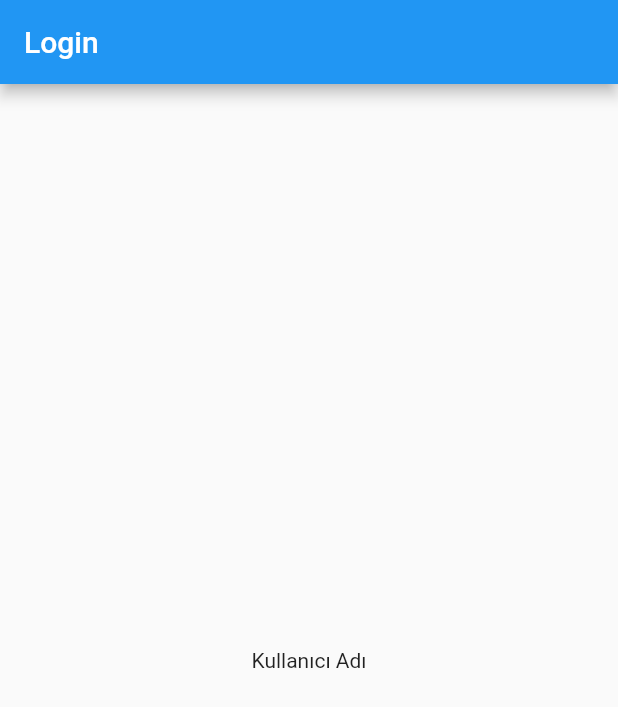
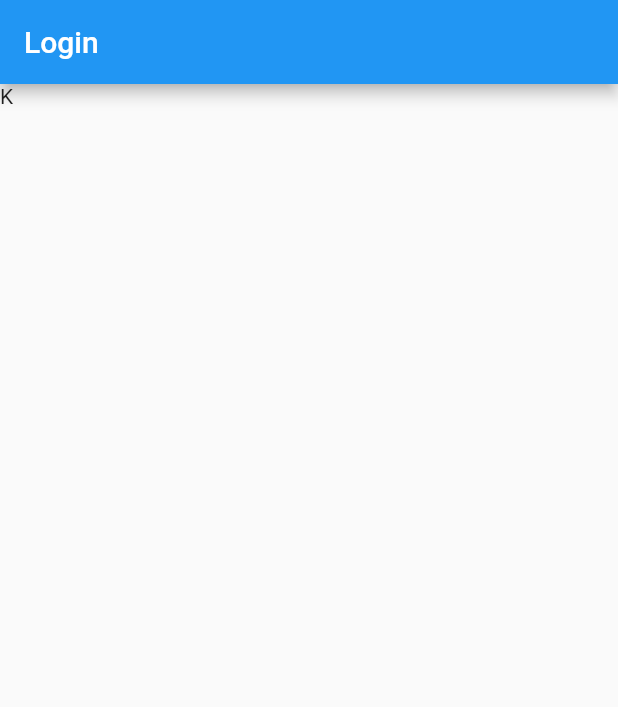
Before and after one commit to muratcakmaksoftware/flutterapp, a Flutter app: the screen it shows after launch, on a phone screen of 412 x 824 dp. Shown: the top 707 px of the screen. Run offline on Flutter 3.47's test engine with Material 2 defaults, Android fonts, the phone set to English and light mode, and no system bars.

Commit message:
Text eklendi
text eklendi

```diff
--- a/lib/main.dart
+++ b/lib/main.dart
@@ -1,6 +1,6 @@
 import 'package:flutter/material.dart';
 import './views/Home/home.dart';
-
+import  './views/Login/login.dart';
 void main() {
-  runApp(Home());
+  runApp(Login());
 }
--- /dev/null
+++ b/lib/views/Login/login.dart
@@ -0,0 +1,19 @@
+import 'package:flutter/material.dart';
+
+class Login extends StatelessWidget {
+  @override
+  Widget build(BuildContext context) {
+    return MaterialApp(
+      debugShowCheckedModeBanner: false,
+      home: Scaffold(
+        appBar: AppBar(
+          title: Text("Login"),
+        ),
+        body: Container(
+          child: Text("K"),
+
+        ),
+      ),
+    );
+  }
+}
--- a/pubspec.yaml
+++ b/pubspec.yaml
@@ -44,8 +44,7 @@ flutter:
   # the material Icons class.
   uses-material-design: true
 
-  assets:
-    - assets/
+
 
   # An image asset can refer to one or more resolution-specific "variants", see
   # https://flutter.dev/assets-and-images/#resolution-aware.
```
